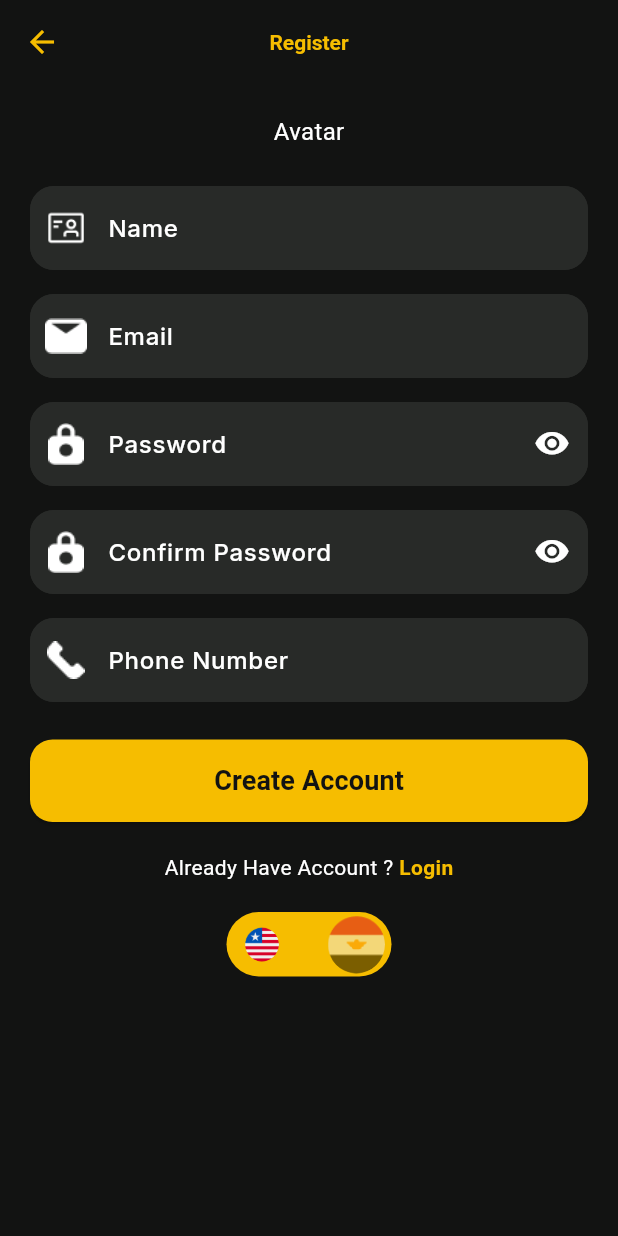
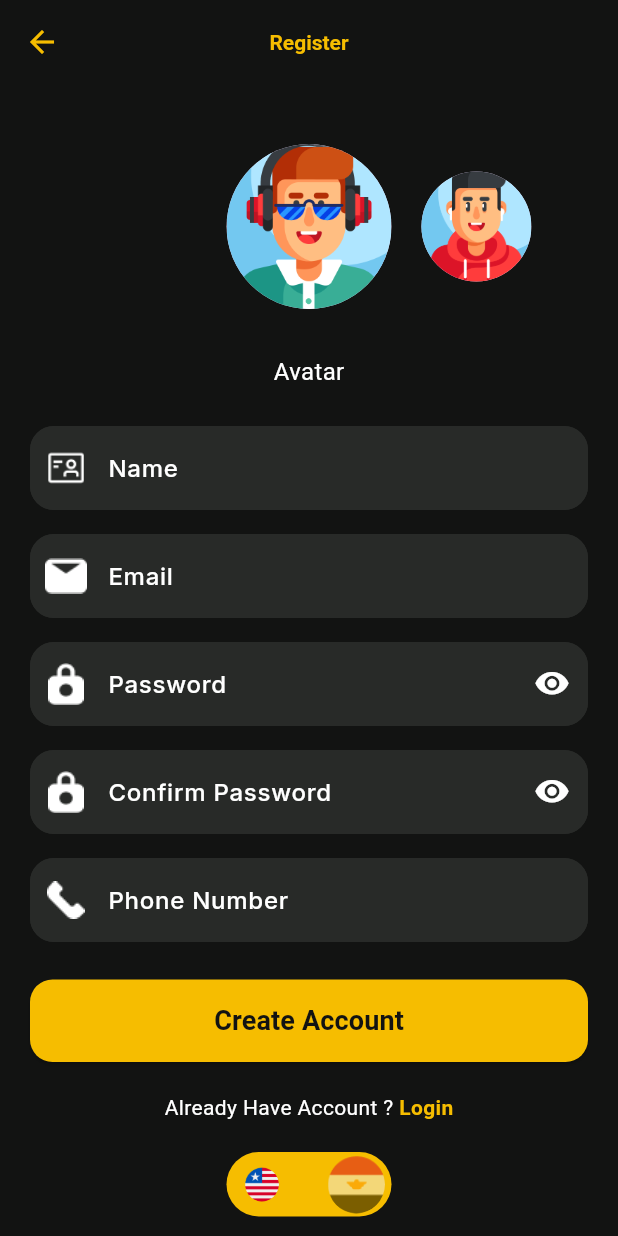
Before and after one commit to 0samaalaa/movies, a Flutter app: the RegisterScreen screen opened by its route, on a phone screen of 412 x 824 dp. Run offline on Flutter 3.47's test engine with Material 3 defaults, Android fonts, the phone set to English and light mode, and no system bars; drawn by our look-alikes of animated_toggle_switch; our stand-ins replace animate_do, google_fonts.

Commit message:
removing commented line only

```diff
--- a/lib/screens/authentication/register_screen.dart
+++ b/lib/screens/authentication/register_screen.dart
@@ -4,6 +4,7 @@ import 'package:movies/core/app_colors.dart';
 import 'package:movies/core/app_icons.dart';
 import 'package:movies/core/app_routes.dart';
 import 'package:movies/core/custom_text_filed.dart';
+import '../../core/avatar_picker.dart';
 
 class RegisterScreen extends StatefulWidget {
   const RegisterScreen({super.key});
@@ -44,7 +45,7 @@ class _RegisterScreenState extends State<RegisterScreen> {
         child: Column(
           children: [
             const SizedBox(height: 10),
-           // const AvatarPicker(),
+            const AvatarPicker(),
             const SizedBox(height: 5),
             const Text(
               "Avatar",
```
